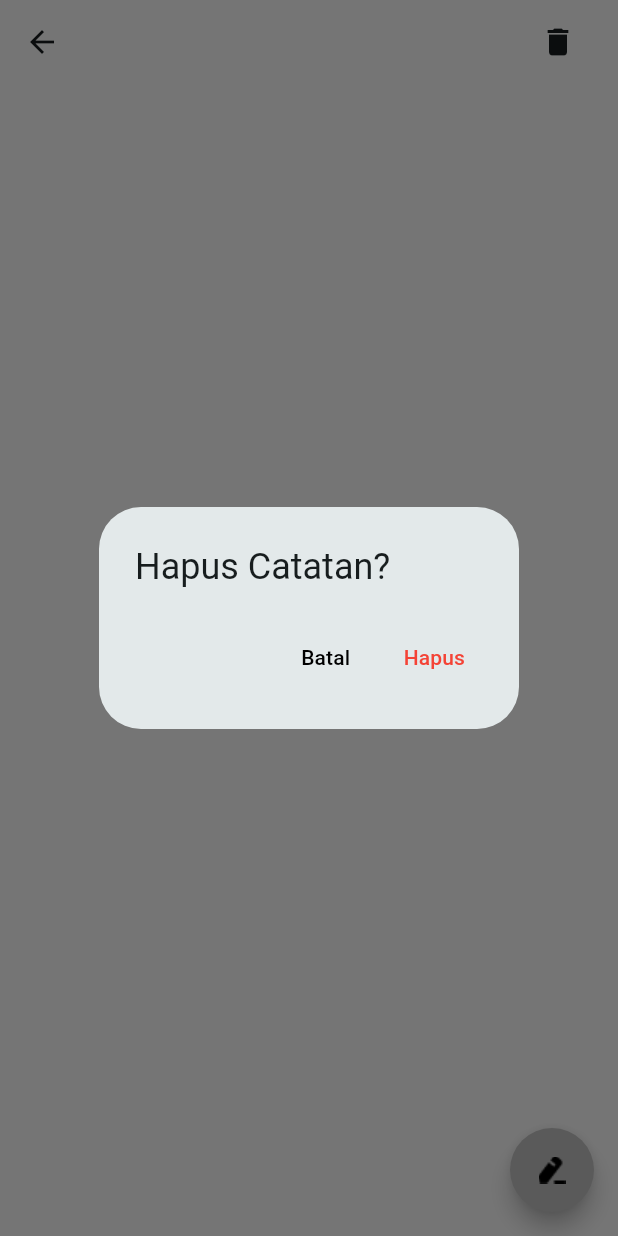
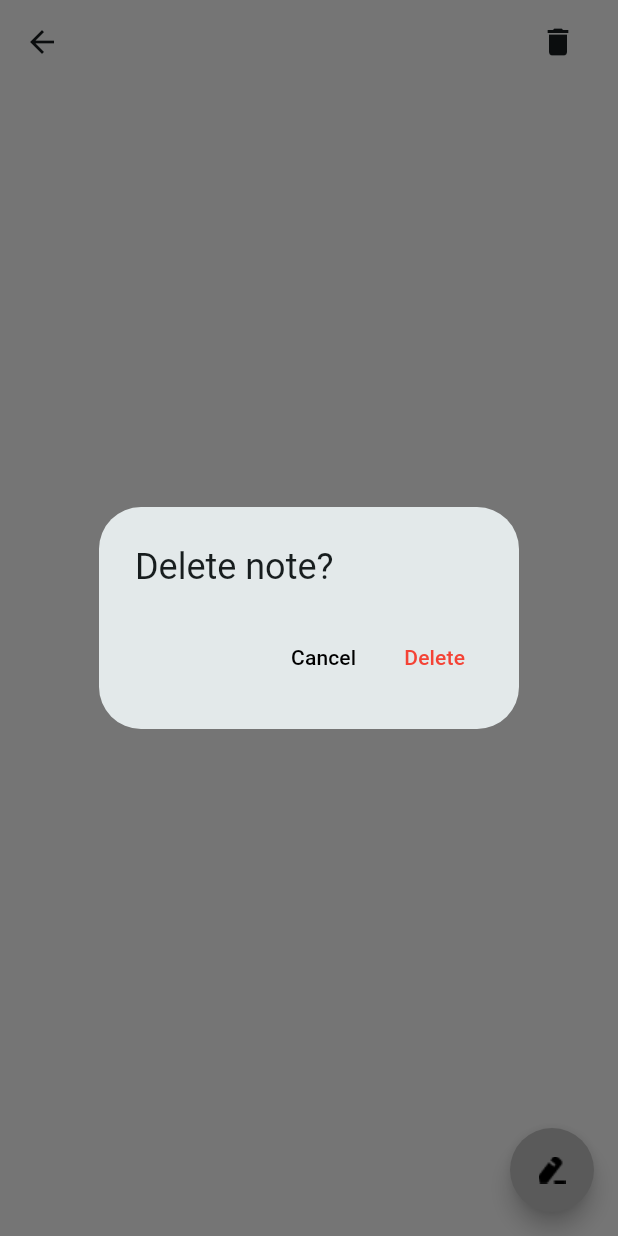
Before and after one commit to Silvalfare/app_notes, a Flutter app: the DetailNotesScreen screen opened directly with empty values, after a tap on the "delete" icon, on a phone screen of 412 x 824 dp. Run offline on Flutter 3.47's test engine with Material 3 defaults, Android fonts, the phone set to English and light mode, and no system bars; our stand-ins replace shared_preferences, sqflite; accounts and stored records are empty.

Commit message:
fix text

```diff
--- a/lib/screen/detail_notes.dart
+++ b/lib/screen/detail_notes.dart
@@ -32,19 +32,19 @@ class _DetailNotesScreenState extends State<DetailNotesScreen> {
                 final konfirmasi = await showDialog<bool>(
                   context: context,
                   builder: (_) => AlertDialog(
-                    title: Text('Hapus Catatan?'),
+                    title: Text('Delete note?'),
                     actions: [
                       TextButton(
                         onPressed: () => Navigator.pop(context, false),
                         child: Text(
-                          'Batal',
+                          'Cancel',
                           style: TextStyle(color: Colors.black),
                         ),
                       ),
                       TextButton(
                         onPressed: () => Navigator.pop(context, true),
                         child: Text(
-                          'Hapus',
+                          'Delete',
                           style: TextStyle(color: Colors.red),
                         ),
                       ),
--- a/lib/screen/home.dart
+++ b/lib/screen/home.dart
@@ -93,12 +93,12 @@ class _HomeScreenState extends State<HomeScreen> {
                 final konfirmasi = await showDialog<bool>(
                   context: context,
                   builder: (_) => AlertDialog(
-                    title: Text('Apakah anda yakin ingin logout?'),
+                    title: Text('Are you sure you want to logout?'),
                     actions: [
                       TextButton(
                         onPressed: () => Navigator.pop(context, false),
                         child: Text(
-                          "Batal",
+                          "Cancel",
                           style: TextStyle(color: Colors.black),
                         ),
                       ),
```
